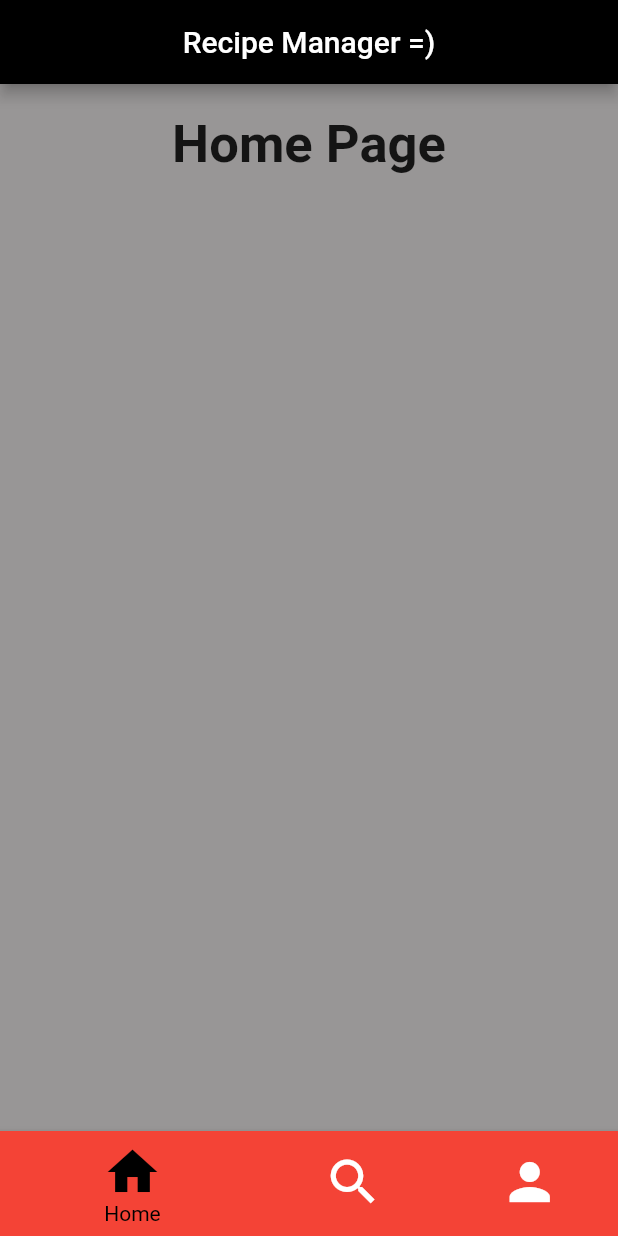
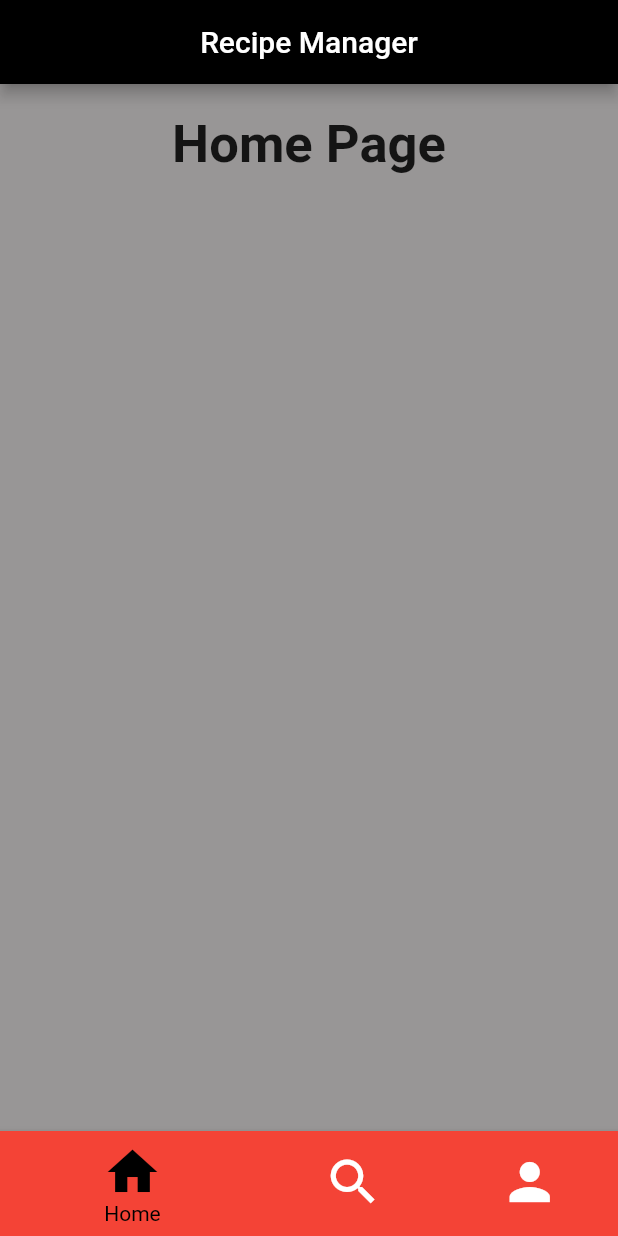
Before and after one commit to imkiddingbro/TheVeterans, a Flutter app: the screen it shows after launch, on a phone screen of 412 x 824 dp. Run offline on Flutter 3.47's test engine with Material 2 defaults, Android fonts, the light colour scheme and no system bars.

Commit message:
slight change to title

```diff
--- a/recipemanager/lib/main.dart
+++ b/recipemanager/lib/main.dart
@@ -45,17 +45,14 @@ class MyNavigationBarState extends State<MyNavigationBar> {
     return Scaffold(
       backgroundColor: Color.fromARGB(128, 49, 45, 45),
       appBar: AppBar(
-        title: const Center(child: Text('Recipe Manager =)')),
+        title: const Center(child: Text('Recipe Manager')),
         backgroundColor: Colors.black,
       ),
       body: Padding(
-        padding: EdgeInsets.fromLTRB(30.0, 20.0, 30.0, 0.0),
-        child: Column(children: <Widget>[
-          Center(child: _widgetOptions.elementAt(_selectedIndex)),
-        ]
-
-        )
-      ),
+          padding: EdgeInsets.fromLTRB(30.0, 20.0, 30.0, 0.0),
+          child: Column(children: <Widget>[
+            Center(child: _widgetOptions.elementAt(_selectedIndex)),
+          ])),
       bottomNavigationBar: BottomNavigationBar(
         items: <BottomNavigationBarItem>[
           BottomNavigationBarItem(
```
